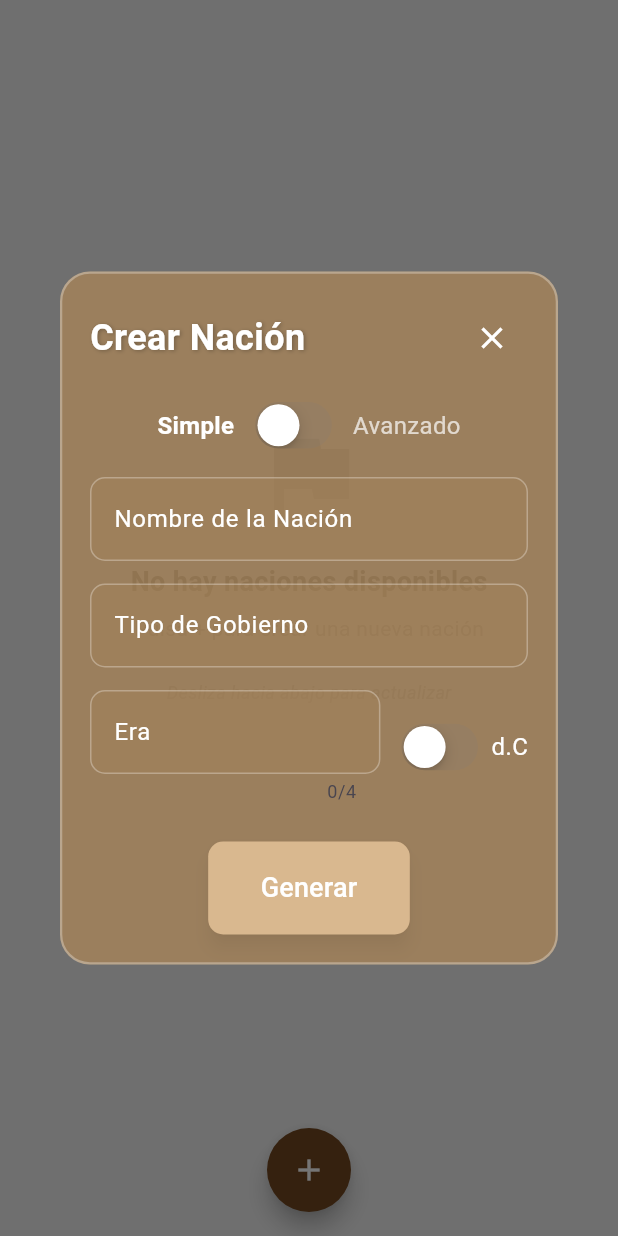
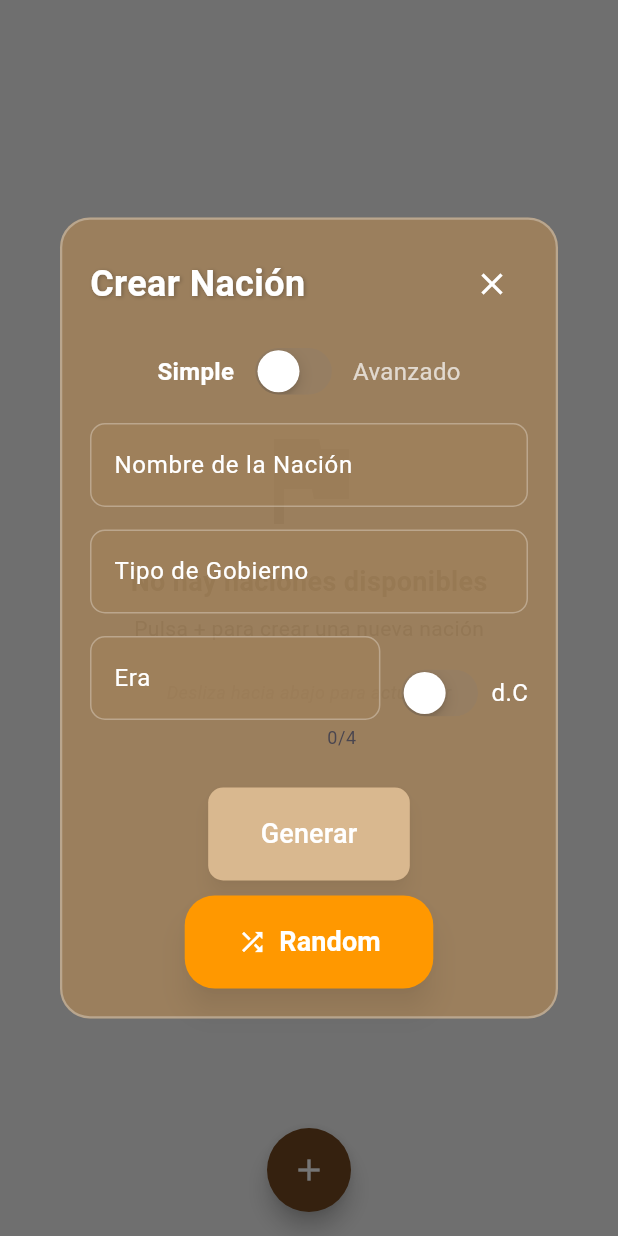
Before and after one commit to rubensysoecho/nation_forge_flutter, a Flutter app: the NationsList screen opened directly, after a tap on the "add" icon, on a phone screen of 412 x 824 dp. Run offline on Flutter 3.47's test engine with Material 3 defaults, Android fonts, the phone set to English and light mode, and no system bars; our stand-ins replace bloc, firebase_auth, firebase_core, firebase_crashlytics, flutter_bloc, fluttertoast and 5 more; missing offline and left inert: sign_button; accounts and stored records are empty; network calls fail.

Commit message:
feat: Agregar funcionalidad para crear una nación aleatoria

```diff
--- a/lib/blocs/nation_event.dart
+++ b/lib/blocs/nation_event.dart
@@ -1,6 +1,10 @@
 abstract class NationEvent {}
 
 class LoadNations extends NationEvent {}
+
+class CreateRandomNation extends NationEvent {
+  CreateRandomNation();
+}
 
 class CreateNation extends NationEvent {
   final String nationName;
--- a/lib/repos/nation_repository.dart
+++ b/lib/repos/nation_repository.dart
@@ -12,6 +12,8 @@ class NationRepository {
     String age,
   ) =>
       _apiService.createNation(nationName, governmentType, age);
+
+  Future<Nation> createRandomNation() => _apiService.createRandomNation();
 
   Future<Nation> createNationAdvanced(
     String nationName,
@@ -32,4 +34,5 @@ class NationRepository {
 
   Future<bool> deleteNation(String nationId) =>
       _apiService.deleteNation(nationId);
+
 }
--- a/lib/widgets/create_nation_dialog.dart
+++ b/lib/widgets/create_nation_dialog.dart
@@ -300,6 +300,42 @@ class _CreateNationDialogState extends State<CreateNationDialog> {
                     style: TextStyle(fontSize: 18),
                   ),
                 ),
+                SizedBox(height: 10),
+                ElevatedButton(
+                  style: ElevatedButton.styleFrom(
+                    backgroundColor: Colors.orange,
+                    foregroundColor: Colors.white,
+                    padding: const EdgeInsets.symmetric(
+                        horizontal: 35, vertical: 18),
+                    shape: RoundedRectangleBorder(
+                      borderRadius: BorderRadius.circular(20),
+                    ),
+                    elevation: 8,
+                    shadowColor: Colors.black38,
+                  ),
+                  onPressed: () {
+                    context.read<NationBloc>().add(CreateRandomNation());
+                    if (widget.interstitialAd != null) {
+                      try {
+                        widget.interstitialAd!.show();
+                      } catch (e) {
+                        print('Error al mostrar anuncio intersticial: $e');
+                      }
+                    }
+                    Navigator.of(context).pop();
+                  },
+                  child: Row(
+                    mainAxisSize: MainAxisSize.min,
+                    children: const [
+                      Icon(Icons.shuffle, size: 20),
+                      SizedBox(width: 8),
+                      Text(
+                        'Random',
+                        style: TextStyle(fontSize: 18, fontWeight: FontWeight.bold),
+                      ),
+                    ],
+                  ),
+                )
               ],
             ),
           ),
--- a/pubspec.yaml
+++ b/pubspec.yaml
@@ -16,7 +16,7 @@ publish_to: 'none' # Remove this line if you wish to publish to pub.dev
 # https://developer.apple.com/library/archive/documentation/General/Reference/InfoPlistKeyReference/Articles/CoreFoundationKeys.html
 # In Windows, build-name is used as the major, minor, and patch parts
 # of the product and file versions while build-number is used as the build suffix.
-version: 1.3.2+14
+version: 1.3.3+15
 
 environment:
   sdk: ^3.6.2
```
Also changed, not shown: lib/blocs/nation_bloc.dart (+10 -0 lines), lib/core/nation_api_service.dart (+18 -0 lines).
